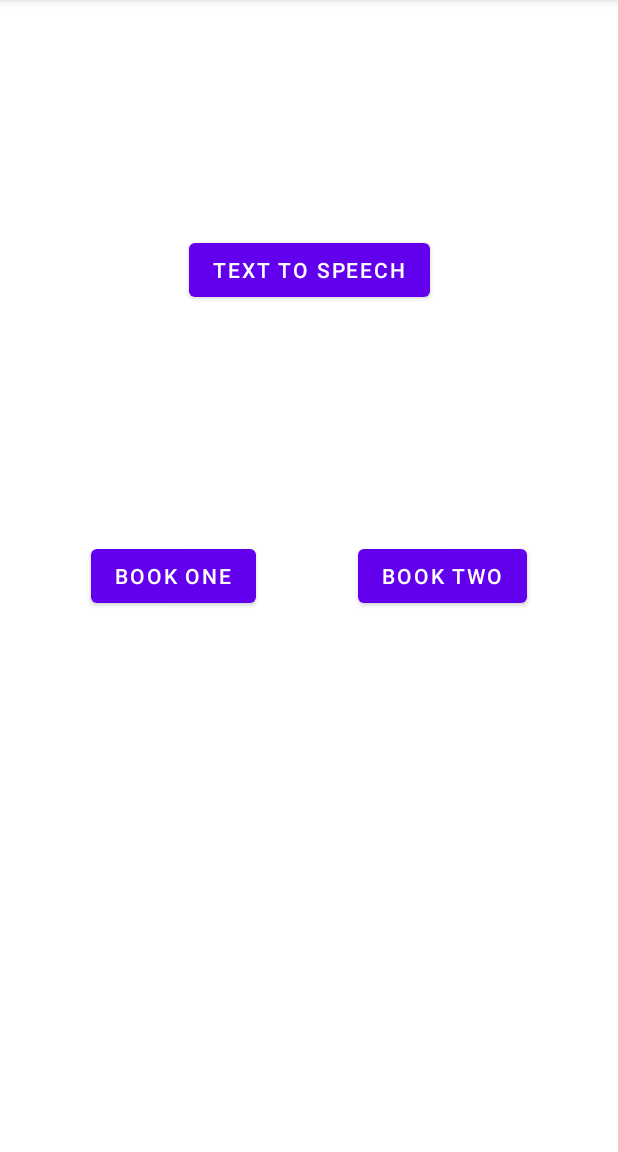
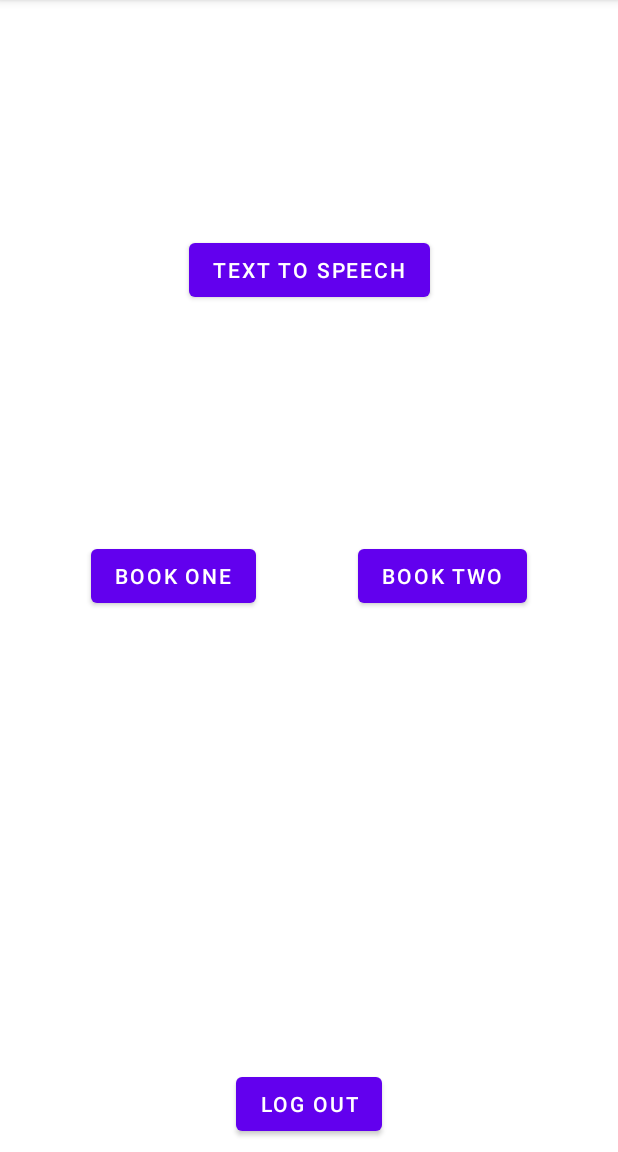
Before and after one commit to TUJesse/AudiobookApplicationPrototype, an Android app: the screen it shows after launch once a user with an empty profile is signed in (MainMenu), on a phone screen of 412 x 824 dp, the part 84-1236 px from its top. Run offline under Robolectric (Android 15) with nearby library versions, the phone set to English and light mode, and no system bars; our stand-ins replace Firebase (no records; nobody signed in at launch, a user with empty details on screens opened directly).

Commit message:
logout button and functionality added.

```diff
--- a/app/src/main/java/com/example/prototype/MainMenu.java
+++ b/app/src/main/java/com/example/prototype/MainMenu.java
@@ -7,7 +7,11 @@ import android.os.Bundle;
 import android.view.View;
 import android.widget.Button;
 
+import com.google.firebase.auth.FirebaseAuth;
+
 public class MainMenu extends AppCompatActivity {
+
+    Button logOut;
 
     @Override
     protected void onCreate(Bundle savedInstanceState) {
@@ -17,6 +21,7 @@ public class MainMenu extends AppCompatActivity {
         Button bookOne = (Button)this.findViewById(R.id.bookOne);
         Button bookTwo = (Button)this.findViewById(R.id.bookTwo);
         Button ttsBook = (Button)this.findViewById(R.id.ttsBook);
+        logOut = (Button)this.findViewById(R.id.logOut);
 
         bookOne.setOnClickListener(new View.OnClickListener() {
             @Override
@@ -38,6 +43,20 @@ public class MainMenu extends AppCompatActivity {
                 switchTtsBook();
             }
         });
+
+    logOut.setOnClickListener(new View.OnClickListener() {
+        @Override
+        public void onClick(View view) {
+            logOutOfApp();
+        }
+    });
+    }
+
+    private void logOutOfApp(){
+        FirebaseAuth.getInstance().signOut();
+        Intent switchActivityIntent = new Intent(this, loginPage.class);
+        startActivity(switchActivityIntent);
+        finish();
     }
 
     private void switchBookOne(){
--- a/app/src/main/java/com/example/prototype/RegisterPage.java
+++ b/app/src/main/java/com/example/prototype/RegisterPage.java
@@ -114,5 +114,6 @@ public class RegisterPage extends AppCompatActivity {
     private void loginRedirect(){
         Intent switchActivityIntent = new Intent(this, loginPage.class);
         startActivity(switchActivityIntent);
+        finish();
     }
 }
--- a/app/src/main/java/com/example/prototype/SplashActivity.java
+++ b/app/src/main/java/com/example/prototype/SplashActivity.java
@@ -21,7 +21,7 @@ public class SplashActivity extends AppCompatActivity {
             public void run() {
                 FirebaseUser currentUser = FirebaseAuth.getInstance().getCurrentUser();
                 if (currentUser == null){
-                    startActivity(new Intent(SplashActivity.this,RegisterPage.class));
+                    startActivity(new Intent(SplashActivity.this,loginPage.class));
 
                 }else {
                     startActivity(new Intent(SplashActivity.this,MainMenu.class));
--- a/app/src/main/res/layout/activity_main_menu.xml
+++ b/app/src/main/res/layout/activity_main_menu.xml
@@ -47,4 +47,16 @@
         app:layout_constraintEnd_toEndOf="parent"
         app:layout_constraintStart_toStartOf="parent"
         app:layout_constraintTop_toTopOf="parent" />
+
+    <Button
+        android:id="@+id/logOut"
+        android:layout_width="wrap_content"
+        android:layout_height="wrap_content"
+        android:layout_marginStart="8dp"
+        android:layout_marginEnd="8dp"
+        android:layout_marginBottom="8dp"
+        android:text="Log Out"
+        app:layout_constraintBottom_toBottomOf="parent"
+        app:layout_constraintEnd_toEndOf="parent"
+        app:layout_constraintStart_toStartOf="parent" />
 </androidx.constraintlayout.widget.ConstraintLayout>
```
Also changed, not shown: app/src/main/java/com/example/prototype/loginPage.java (+16 -0 lines), app/src/main/res/layout/activity_login_page.xml (+6 -3 lines).
